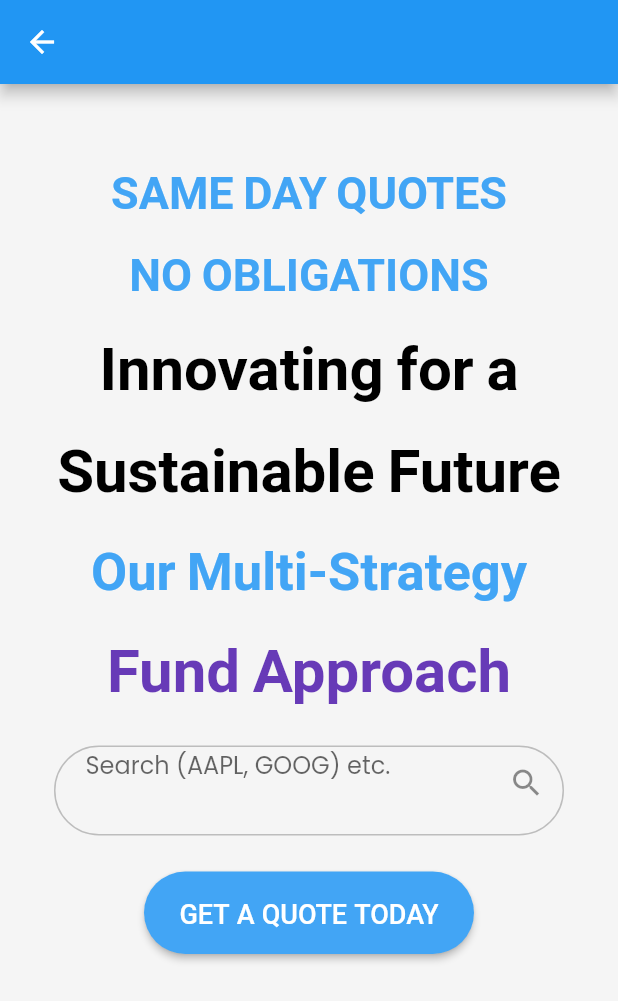
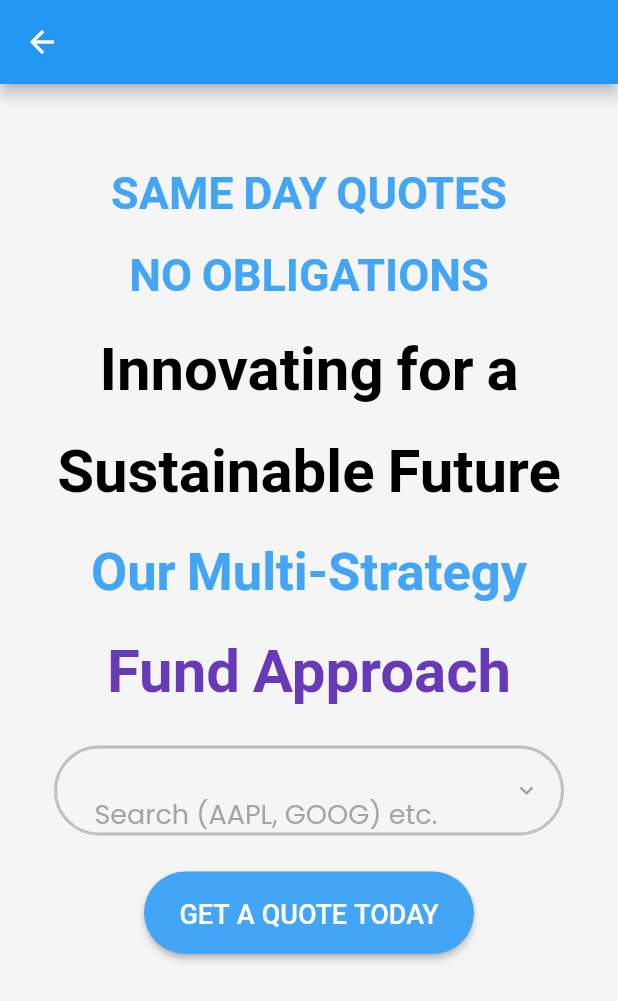
Before and after one commit to ehsanyaqoob/liqueous-App, a Flutter app: the QuotePage screen opened by its route, on a phone screen of 412 x 824 dp. Shown: the top 1001 px of the screen. Run offline on Flutter 3.47's test engine with Material 2 defaults, Android fonts, the phone set to English and light mode, and no system bars; drawn by our look-alikes of dropdown_search; our stand-ins replace country_code_picker, google_fonts, intl_phone_number_input; Roboto replaces fonts that are missing (Roboto-Bold).

Commit message:
✈️😒 6 day

```diff
--- a/lib/API/Get_A_Today_API.dart
+++ b/lib/API/Get_A_Today_API.dart
@@ -1,4 +1,8 @@
+import 'package:flutter/cupertino.dart';
 import 'package:flutter/material.dart';
+import 'package:http/http.dart' as http;
+import 'dart:convert';
+import 'dart:async';
 import 'package:dropdown_search/dropdown_search.dart';
 
 class QuotePage extends StatefulWidget {
@@ -9,30 +13,18 @@ class QuotePage extends StatefulWidget {
 }
 
 class _QuotePageState extends State<QuotePage> {
-  TextEditingController _nameController = TextEditingController();
   String? _selectedOption;
-  List<String> _dropdownItems = List.generate(10, (index) {
-    if (index == 0) {
-      return '000400.0              Loto Non-Life     Korea Stock Exchange';
-    } else {
-      return 'Option ${index + 1}';
-    }
-  });
-  List<String> _filteredOptions = [];
-
-  @override
-  void dispose() {
-    _nameController.dispose();
-    super.dispose();
-  }
+  List<Quote> _dropdownItems = [];
 
   @override
   Widget build(BuildContext context) {
     return Scaffold(
       backgroundColor: Colors.grey[100],
       appBar: AppBar(),
-      body: SingleChildScrollView(
-        padding: const EdgeInsets.fromLTRB(20, 50, 20, 0), // Adjusted padding
+      body: Scrollbar(
+        child: SingleChildScrollView(
+          child: Padding(
+            padding: const EdgeInsets.fromLTRB(20, 50, 20, 0),
             child: Column(
               children: [
                 Row(
@@ -137,48 +129,64 @@ class _QuotePageState extends State<QuotePage> {
                       ),
                       borderRadius: BorderRadius.circular(30),
                     ),
-                child: DropdownSearch<String>(
-                  mode: Mode.BOTTOM_SHEET,
-                  items: _dropdownItems,
-                  onChanged: (String? newValue) {
+                    child: DropdownSearch<Quote>(
+                      mode: Mode.MENU,
+                      showSearchBox: true,
+                      isFilteredOnline: true,
+                      dropDownButton: const Icon(
+                        Icons.keyboard_arrow_down,
+                        color: Colors.grey,
+                        size: 18,
+                      ),
+                      dropdownSearchDecoration: InputDecoration(
+                        hintText: 'Search (AAPL, GOOG) etc.',
+                        contentPadding: EdgeInsets.symmetric(horizontal: 10),
+                        enabledBorder: OutlineInputBorder(
+                          borderSide: BorderSide(color: Colors.grey[400]!),
+                          borderRadius: BorderRadius.circular(30),
+                        ),
+                        focusedBorder: OutlineInputBorder(
+                          borderSide: BorderSide(color: Colors.grey[400]!),
+                          borderRadius: BorderRadius.circular(30),
+                        ),
+                      ),
+                      dropdownBuilder: _customDropdownQuote,
+                      popupItemBuilder: _customPopupItemBuilder,
+                      onChanged: (Quote? object) {
                         setState(() {
-                      _selectedOption = newValue;
+                          _selectedOption = object?.symbol;
+                          if (object != null) {}
                         });
                       },
-                  onFind: (String? searchValue) {
-                    _filteredOptions = _dropdownItems
-                        .where((option) => option
-                            .toLowerCase()
-                            .contains(searchValue?.toLowerCase() ?? ''))
-                        .toList();
-                    return Future.value(_filteredOptions);
+                      onFind: (String? filter) async {
+                        return getData(filter ?? '');
                       },
-                  dropdownSearchDecoration: InputDecoration(
-                    contentPadding: EdgeInsets.symmetric(horizontal: 20),
-                    hintText: 'Search (AAPL, GOOG) etc.',
-                    border: InputBorder.none,
-                    suffixIcon: Icon(Icons.search),
-                  ),
-                  showSearchBox: true, // Enable search box
+                      showClearButton: false,
+                      clearButtonBuilder: (_) => const Padding(
+                        padding: const EdgeInsets.all(8.0),
+                        child: Icon(
+                          Icons.clear,
+                          size: 17,
+                          color: Colors.black,
                         ),
                       ),
                     ),
-            SizedBox(height: 20), // Adjusted spacing
+                  ),
+                ),
+                SizedBox(height: 20),
                 Container(
                   height: 55,
                   width: 220,
                   child: ElevatedButton(
                     onPressed: () {
-                  // Perform API call using the selected option or entered value
-                  // Navigator.pushNamed(context, '/Plan');
+                      Navigator.pushNamed(context, '/Qoute');
                     },
                     style: ElevatedButton.styleFrom(
                       primary: Colors.blue[400],
                       shape: RoundedRectangleBorder(
                         borderRadius: BorderRadius.circular(30),
                       ),
-                  padding:
-                      EdgeInsets.symmetric(vertical: 15), // Adjusted padding
+                      padding: EdgeInsets.symmetric(vertical: 15),
                     ),
                     child: Row(
                       mainAxisAlignment: MainAxisAlignment.center,
@@ -187,7 +195,7 @@ class _QuotePageState extends State<QuotePage> {
                           'GET A QUOTE TODAY',
                           style: TextStyle(
                             fontFamily: 'Roboto-Bold',
-                        fontSize: 18, // Decreased font size
+                            fontSize: 18,
                             color: Colors.white,
                           ),
                         ),
@@ -198,6 +206,98 @@ class _QuotePageState extends State<QuotePage> {
               ],
             ),
           ),
+        ),
+      ),
     );
   }
 }
+
+Widget _customDropdownQuote(BuildContext context, Quote? item) {
+  return Container(
+    child: (item == null)
+        ? const ListTile(
+            contentPadding: EdgeInsets.all(16.0),
+            title: Text(
+              "Search (AAPL, GOOG) etc.",
+              textAlign: TextAlign.start,
+              style: TextStyle(
+                fontSize: 18.0,
+                color: Color.fromARGB(235, 158, 158, 158),
+              ),
+            ),
+          )
+        : ListTile(
+            contentPadding: const EdgeInsets.all(16.0),
+            title: Text(
+              item.name,
+              textAlign: TextAlign.left,
+              overflow: TextOverflow.ellipsis,
+              style: const TextStyle(fontSize: 13.5, color: Colors.black),
+            ),
+          ),
+  );
+}
+
+Widget _customPopupItemBuilder(
+    BuildContext context, dynamic item, bool isSelected) {
+  return Container(
+    margin: const EdgeInsets.symmetric(horizontal: 8),
+    decoration: !isSelected
+        ? null
+        : BoxDecoration(
+            border: Border.all(color: Theme.of(context).primaryColor),
+            borderRadius: BorderRadius.circular(5),
+            color: Colors.white,
+          ),
+    child: ListTile(
+      title: Text(
+        item.name,
+        style: const TextStyle(
+          fontSize: 14,
+          color: Color.fromARGB(255, 102, 100, 100),
+        ),
+      ),
+    ),
+  );
+}
+
+Future<List<Quote>> getData(String filter) async {
+  var response = await http.get(
+    Uri.parse("https://liqueous.logixsy.com/api/quote/tickers?search=$filter"),
+  );
+
+// Print the JSON data from the API before decoding
+  print(response.body);
+  if (response.statusCode == 200) {
+    var data = jsonDecode(response.body);
+    if (data['data'] != null) {
+      List<dynamic> quotesJson = data['data'];
+      var detailsList = <Quote>[];
+      for (Map<String, dynamic> quote in quotesJson) {
+        detailsList.add(Quote(
+          symbol: quote['code'],
+          name: quote['name'],
+          exchangeName: quote['exchange_name'],
+        ));
+      }
+      print(detailsList); // Check if the list is correctly populated
+      return detailsList;
+    } else {
+      return []; // Return an empty list if 'data' is null or empty
+    }
+  } else {
+    throw Exception("Error ${response.statusCode}");
+  }
+}
+
+class Quote {
+  final String symbol;
+  final String name;
+  final String exchangeName;
+
+  Quote({
+    required this.symbol,
+    required this.name,
+    required this.exchangeName,
+  });
+}
--- a/pubspec.yaml
+++ b/pubspec.yaml
@@ -42,7 +42,8 @@ dependencies:
   country_code_picker: ^3.0.0
 
   # http request package
-  http: ^0.13.3
+  dependencies:
+  http: ^0.13.5
   # package for drop down search
   dropdown_search: ^2.0.0
 
```
Also changed, not shown: lib/screens/verifyscreen.dart (+4 -4 lines), pubspec.lock. Lines whose indentation alone changed are shown as unchanged.
